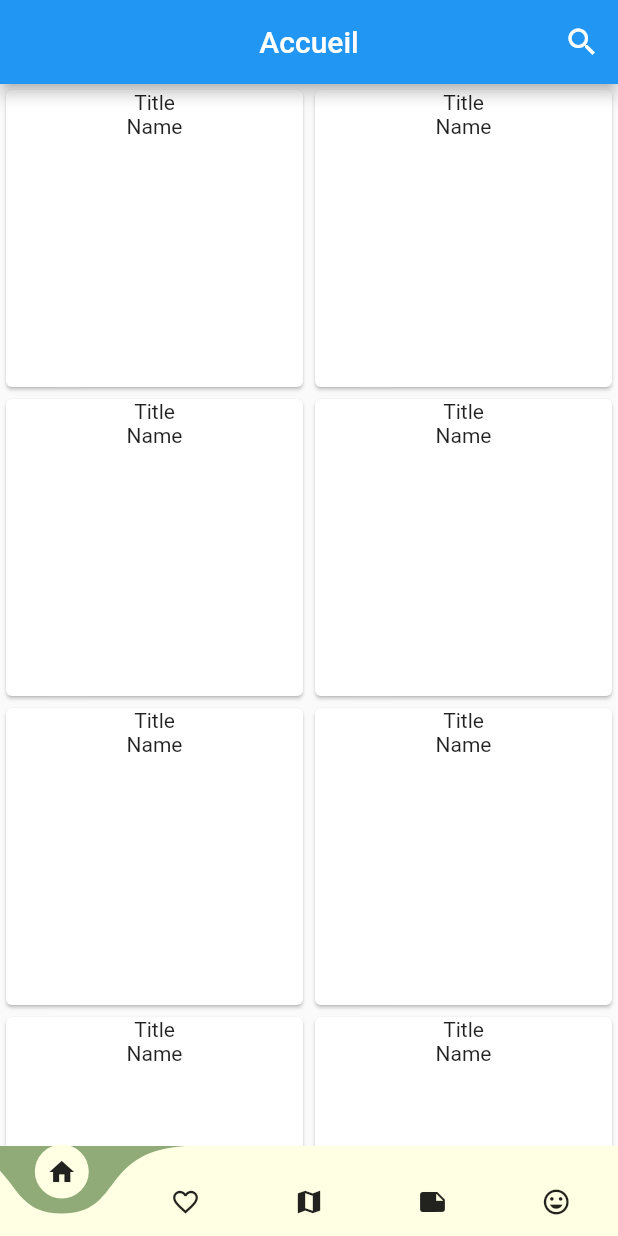
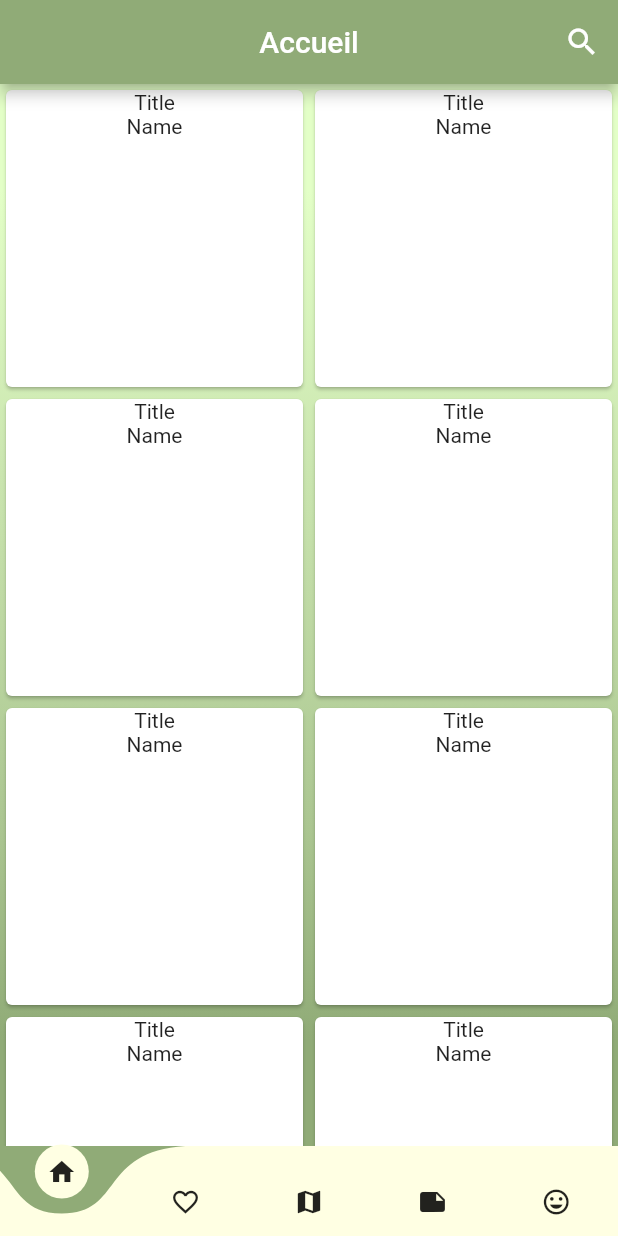
Before and after one commit to Sanitc/phoikos, a Flutter app: the screen it shows after launch, after a tap on "CONNEXION", on a phone screen of 412 x 824 dp. Run offline on Flutter 3.47's test engine with Material 2 defaults, Android fonts, the phone set to English and light mode, and no system bars; drawn by our look-alikes of curved_navigation_bar; our stand-ins replace google_maps_flutter.

Commit message:
début format page

```diff
--- a/lib/screen/favorite_screen.dart
+++ b/lib/screen/favorite_screen.dart
@@ -3,10 +3,39 @@ import 'package:flutter/material.dart';
 class FavoriteScreenWidget extends StatelessWidget {
   @override
   Widget build(BuildContext context) {
-    return Container(
-        child: Text(
-      'Favoris',
-      textScaleFactor: 2.0,
-    ));
+    return Scaffold(
+      appBar: AppBar(
+        title: Text('Favoris',
+            style: TextStyle(
+              color: Colors.white,
+            )),
+        centerTitle: true,
+        backgroundColor: Color(0xFF90AB77),
+        automaticallyImplyLeading: false,
+        actions: <Widget>[
+          IconButton(
+            icon: Icon(Icons.search),
+            onPressed: () {
+              print('click on search');
+            },
+          )
+        ],
+      ),
+      body: Container(
+        decoration: BoxDecoration(
+          gradient: LinearGradient(
+            begin: Alignment.topCenter,
+            end: Alignment.bottomCenter,
+            colors: [
+              Color(0xFFE3FFC7),
+              Color(0xFFC7E2AC),
+              Color(0xFFABC691),
+              Color(0xFF90AB77),
+            ],
+            stops: [0.1, 0.4, 0.7, 0.9],
+          ),
+        ),
+      ),
+    );
   }
 }
--- a/lib/screen/home_screen.dart
+++ b/lib/screen/home_screen.dart
@@ -13,7 +13,7 @@ class _HomeScreenWidgetState extends State<HomeScreenWidget> {
   void initState() {
     super.initState();
 
-    for (int i = 0; i < 100; i++) {
+    for (int i = 0; i < 10; i++) {
       _categories.add(Category('Name', 'Title'));
     }
   }
@@ -22,8 +22,12 @@ class _HomeScreenWidgetState extends State<HomeScreenWidget> {
   Widget build(BuildContext context) {
     return Scaffold(
       appBar: AppBar(
-        title: Text('Accueil'),
+        title: Text('Accueil',
+            style: TextStyle(
+              color: Colors.white,
+            )),
         centerTitle: true,
+        backgroundColor: Color(0xFF90AB77),
         automaticallyImplyLeading: false,
         actions: <Widget>[
           IconButton(
@@ -34,8 +38,23 @@ class _HomeScreenWidgetState extends State<HomeScreenWidget> {
           )
         ],
       ),
-      body: Column(
-        children: <Widget>[Expanded(child: _gridView())],
+      body: Container(
+        decoration: BoxDecoration(
+          gradient: LinearGradient(
+            begin: Alignment.topCenter,
+            end: Alignment.bottomCenter,
+            colors: [
+              Color(0xFFE3FFC7),
+              Color(0xFFC7E2AC),
+              Color(0xFFABC691),
+              Color(0xFF90AB77),
+            ],
+            stops: [0.1, 0.4, 0.7, 0.9],
+          ),
+        ),
+        child: Column(
+          children: <Widget>[Expanded(child: _gridView())],
+        ),
       ),
     );
   }
@@ -51,7 +70,8 @@ class _HomeScreenWidgetState extends State<HomeScreenWidget> {
   Widget _gridView() {
     return GridView.builder(
       itemCount: _categories.length,
-      gridDelegate: SliverGridDelegateWithFixedCrossAxisCount(crossAxisCount: 2),
+      gridDelegate:
+          SliverGridDelegateWithFixedCrossAxisCount(crossAxisCount: 2),
       itemBuilder: (BuildContext context, int index) {
         return _categoryWidgetFromModel(_categories[index]);
       },
--- a/lib/screen/map_screen.dart
+++ b/lib/screen/map_screen.dart
@@ -8,7 +8,8 @@ class MapScreenWidget extends StatefulWidget {
   _MapScreenWidgetState createState() => _MapScreenWidgetState();
 }
 
-class _MapScreenWidgetState extends State<MapScreenWidget> with SingleTickerProviderStateMixin {
+class _MapScreenWidgetState extends State<MapScreenWidget>
+    with SingleTickerProviderStateMixin {
   final Completer<GoogleMapController> _completerController = Completer();
 
   Map<MarkerId, Marker> markers = <MarkerId, Marker>{};
@@ -46,7 +47,7 @@ class _MapScreenWidgetState extends State<MapScreenWidget> with SingleTickerProv
     MarkerId id = MarkerId('Here something !');
     Marker marker = Marker(
       markerId: id,
-      position: LatLng(48.1168918, -1.68135),
+      position: LatLng(48.1508, -1.6871),
       onTap: () {
         print('marker tapped ');
         setState(() {
@@ -60,7 +61,23 @@ class _MapScreenWidgetState extends State<MapScreenWidget> with SingleTickerProv
 
   Widget build(BuildContext context) {
     return Scaffold(
-      appBar: AppBar(),
+      appBar: AppBar(
+        title: Text('Map',
+            style: TextStyle(
+              color: Colors.white,
+            )),
+        centerTitle: true,
+        backgroundColor: Color(0xFF90AB77),
+        automaticallyImplyLeading: false,
+        actions: <Widget>[
+          IconButton(
+            icon: Icon(Icons.search),
+            onPressed: () {
+              print('click on search');
+            },
+          )
+        ],
+      ),
       body: Stack(
         children: <Widget>[
           GoogleMap(
@@ -76,7 +93,8 @@ class _MapScreenWidgetState extends State<MapScreenWidget> with SingleTickerProv
             onMapCreated: (GoogleMapController controller) {
               _completerController.complete(controller);
             },
-            initialCameraPosition: CameraPosition(target: LatLng(48.0973327, -1.6502198), zoom: 11.0),
+            initialCameraPosition: CameraPosition(
+                target: LatLng(48.1146285, -1.6796229), zoom: 11.0),
             markers: Set<Marker>.of(markers.values),
           ),
           _selectedMarker != null
--- a/lib/screen/note_screen.dart
+++ b/lib/screen/note_screen.dart
@@ -3,10 +3,39 @@ import 'package:flutter/material.dart';
 class NoteScreenWidget extends StatelessWidget {
   @override
   Widget build(BuildContext context) {
-    return Container(
-        child: Text(
-      'Notes',
-      textScaleFactor: 2.0,
-    ));
+    return Scaffold(
+      appBar: AppBar(
+        title: Text('Note',
+            style: TextStyle(
+              color: Colors.white,
+            )),
+        centerTitle: true,
+        backgroundColor: Color(0xFF90AB77),
+        automaticallyImplyLeading: false,
+        actions: <Widget>[
+          IconButton(
+            icon: Icon(Icons.search),
+            onPressed: () {
+              print('click on search');
+            },
+          )
+        ],
+      ),
+      body: Container(
+        decoration: BoxDecoration(
+          gradient: LinearGradient(
+            begin: Alignment.topCenter,
+            end: Alignment.bottomCenter,
+            colors: [
+              Color(0xFFE3FFC7),
+              Color(0xFFC7E2AC),
+              Color(0xFFABC691),
+              Color(0xFF90AB77),
+            ],
+            stops: [0.1, 0.4, 0.7, 0.9],
+          ),
+        ),
+      ),
+    );
   }
 }
--- a/lib/screen/profile_screen.dart
+++ b/lib/screen/profile_screen.dart
@@ -3,10 +3,39 @@ import 'package:flutter/material.dart';
 class ProfileScreenWidget extends StatelessWidget {
   @override
   Widget build(BuildContext context) {
-    return Container(
-        child: Text(
-      'Profil',
-      textScaleFactor: 2.0,
-    ));
+    return Scaffold(
+      appBar: AppBar(
+        title: Text('Profil',
+            style: TextStyle(
+              color: Colors.white,
+            )),
+        centerTitle: true,
+        backgroundColor: Color(0xFF90AB77),
+        automaticallyImplyLeading: false,
+        actions: <Widget>[
+          IconButton(
+            icon: Icon(Icons.search),
+            onPressed: () {
+              print('click on search');
+            },
+          )
+        ],
+      ),
+      body: Container(
+        decoration: BoxDecoration(
+          gradient: LinearGradient(
+            begin: Alignment.topCenter,
+            end: Alignment.bottomCenter,
+            colors: [
+              Color(0xFFE3FFC7),
+              Color(0xFFC7E2AC),
+              Color(0xFFABC691),
+              Color(0xFF90AB77),
+            ],
+            stops: [0.1, 0.4, 0.7, 0.9],
+          ),
+        ),
+      ),
+    );
   }
 }
```
